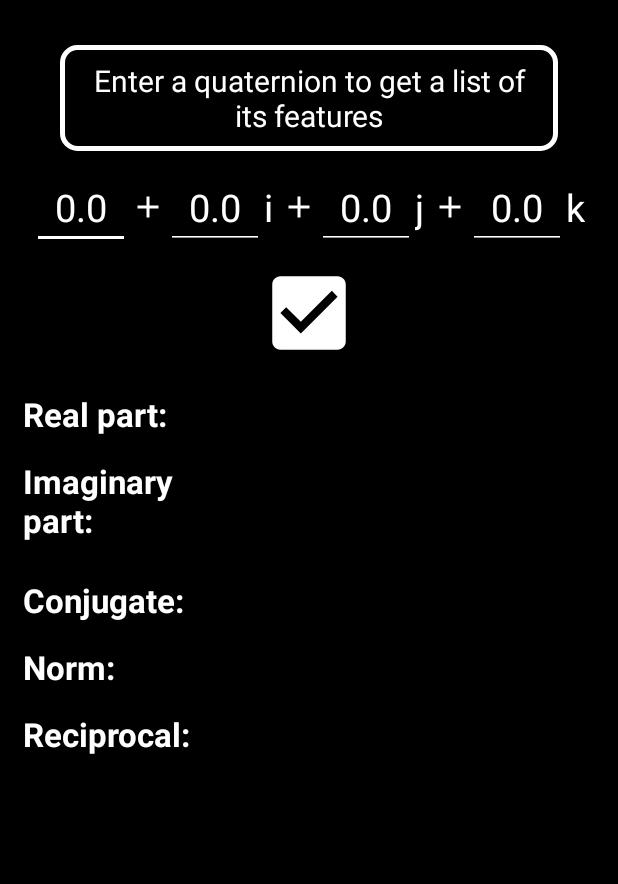
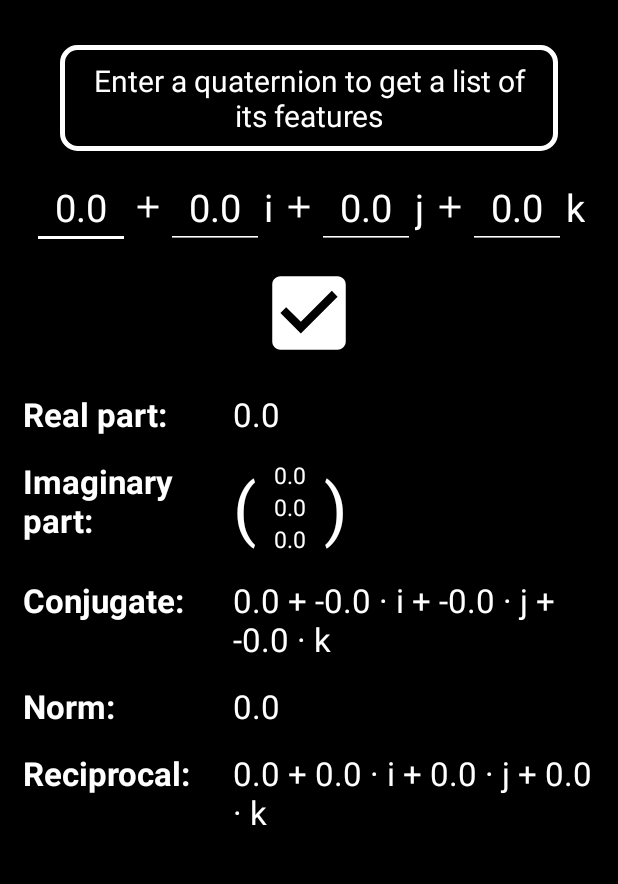
Before and after one commit to lenaaa-l/Quaternion-Calculator, an Android app: the fragment FeaturesFragment shown on its own in the app's theme, after a tap on an icon or button, on a phone screen of 412 x 824 dp, the part 84-968 px from its top. Run offline under Robolectric (Android 15) with nearby library versions, the phone set to English and light mode, and no system bars; Roboto replaces fonts that are not available here.

Commit message:
Add feature functionality

```diff
--- a/app/src/main/java/com/example/quaternion_calculator/ui/features/FeaturesFragment.java
+++ b/app/src/main/java/com/example/quaternion_calculator/ui/features/FeaturesFragment.java
@@ -13,6 +13,7 @@ import androidx.annotation.NonNull;
 import androidx.fragment.app.Fragment;
 
 import com.example.quaternion_calculator.R;
+import com.example.quaternion_calculator.quaternions.Quaternion;
 
 public class FeaturesFragment extends Fragment {
 
@@ -31,11 +32,76 @@ public class FeaturesFragment extends Fragment {
             @Override
             public void onClick(View v) {
                 // Read quaternion
-                // TODO
+                // Check for emptiness -> if this is the case enter 0.0 in the box
+                // Save the values
+                double s_value, x_value, y_value, z_value;
+
+                if (s.getText().toString().isEmpty()) {
+                    s.setText("0.0");
+                    s_value = 0;
+                } else
+                    s_value = Double.parseDouble(s.getText().toString());
+
+                if (x.getText().toString().isEmpty()) {
+                    x.setText("0.0");
+                    x_value = 0;
+                } else
+                    x_value = Double.parseDouble(x.getText().toString());
+
+                if (y.getText().toString().isEmpty()) {
+                    y.setText("0.0");
+                    y_value = 0;
+                } else
+                    y_value = Double.parseDouble(y.getText().toString());
+
+                if (z.getText().toString().isEmpty()) {
+                    z.setText("0.0");
+                    z_value = 0;
+                } else
+                    z_value = Double.parseDouble(z.getText().toString());
+
+                // Create Quaternions
+                Quaternion q = new Quaternion(s_value, x_value, y_value, z_value);
+
+                // Set brackets to visible
+                open_bracket.setVisibility(View.VISIBLE);
+                closed_bracket.setVisibility(View.VISIBLE);
+
+                // Real part
+                real_part.setText(s_value + "");
+
+                // Imaginary part
+                x_imaginary_part.setText(x_value + "");
+                y_imaginary_part.setText(y_value + "");
+                z_imaginary_part.setText(z_value + "");
+
+                // Conjuate
+                conjugate.setText(q.conjugate().toString());
+
+                // Norm
+                norm.setText(roundHelper(q.norm(), 5) + "");
+
+                // Reciprocal
+                Quaternion r = q.reciprocal();
+                r.setS(roundHelper(r.getS(), 2));
+                r.setX(roundHelper(r.getX(), 2));
+                r.setY(roundHelper(r.getY(), 2));
+                r.setZ(roundHelper(r.getZ(), 2));
+                reciprocal.setText(r.toString());
             }
         });
 
         return root;
+    }
+
+    /**
+     * @param value Value to be rounded
+     * @param decimalPlaces number of decimal places
+     * @return rounded value
+     */
+    private double roundHelper(double value, int decimalPlaces){
+        double t = Math.pow(10, decimalPlaces);
+        return Math.round(value*t) / t;
     }
 
     private void init(View root) {
@@ -59,7 +125,7 @@ public class FeaturesFragment extends Fragment {
         norm = root.findViewById(R.id.norm_features);
         reciprocal = root.findViewById(R.id.reciprocal_features);
 
-        // Set brackets unvisible
+        // Univisible brackets
         open_bracket.setVisibility(View.GONE);
         closed_bracket.setVisibility(View.GONE);
     }
```
